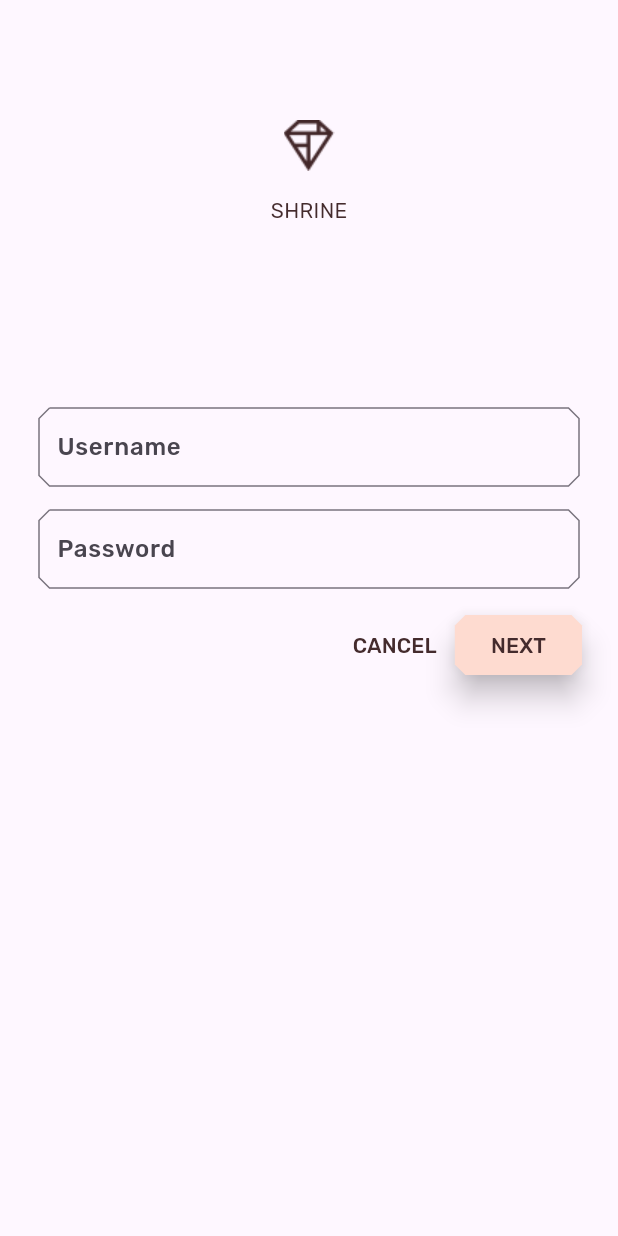
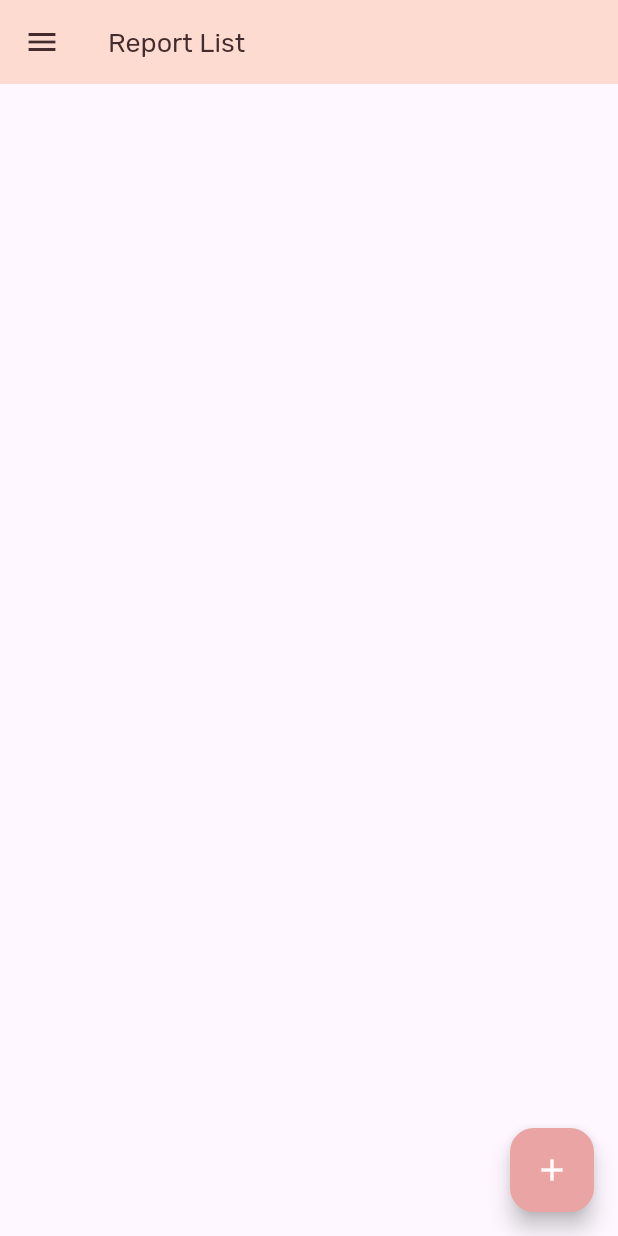
Before and after one commit to payen83/kkr_Oct2025_flutter_advanced, a Flutter app: the screen it shows after launch, on a phone screen of 412 x 824 dp. Run offline on Flutter 3.47's test engine with Material 3 defaults, Android fonts, the phone set to English and light mode, and no system bars; our stand-ins replace flutter_bloc.

Commit message:
update blog state management

```diff
--- a/lib/app/app.dart
+++ b/lib/app/app.dart
@@ -1,8 +1,11 @@
 import 'package:flutter/material.dart';
+import 'package:flutter_advanced_2025/app/blocs/report.bloc.dart';
 import 'package:flutter_advanced_2025/app/constant/color.constant.dart';
 import 'package:flutter_advanced_2025/app/model/product.dart';
 import 'package:flutter_advanced_2025/app/supplemental/cut_corners_border.dart';
+import 'package:flutter_advanced_2025/app/view/report.page.dart';
 import 'package:flutter_advanced_2025/app/widget/backdrop.widget.dart';
+import 'package:flutter_bloc/flutter_bloc.dart';
 
 import 'view/home.dart';
 import 'view/login.dart';
@@ -65,10 +68,13 @@ class ShrineApp extends StatelessWidget {
 
   @override
   Widget build(BuildContext context) {
-    return MaterialApp(
+    return BlocProvider(
+      create: (_) => ReportBloc(),
+      child: MaterialApp(
         title: 'Shrine',
-      initialRoute: '/login',
+        initialRoute: '/report',
         routes: {
+          '/report': (BuildContext context) => ReportListPage(),
           '/login': (BuildContext context) => const LoginPage(),
           '/': (BuildContext context) => Backdrop(
             frontLayer: HomePage(),
@@ -80,6 +86,7 @@ class ShrineApp extends StatelessWidget {
           // '/': (BuildContext context) => const HomePage(),
         },
         theme: _kShrineTheme
+      ),
     );
   }
 }
--- /dev/null
+++ b/lib/app/blocs/report.bloc.dart
@@ -0,0 +1,13 @@
+import 'package:flutter_advanced_2025/app/blocs/report.event.dart';
+import 'package:flutter_advanced_2025/app/blocs/report.state.dart';
+import 'package:flutter_advanced_2025/app/model/report.model.dart';
+import 'package:flutter_bloc/flutter_bloc.dart';
+
+class ReportBloc extends Bloc<ReportEvent, ReportState> {
+  ReportBloc():super(ReportState(reports: [])){
+    on<AddReport>((event, emit) {
+      final updatedList = List<Report>.from(state.reports)..add(event.report);
+      emit(ReportState(reports: updatedList));
+    });
+  }
+}
--- /dev/null
+++ b/lib/app/blocs/report.event.dart
@@ -0,0 +1,10 @@
+
+
+import 'package:flutter_advanced_2025/app/model/report.model.dart';
+
+abstract class ReportEvent {}
+
+class AddReport extends ReportEvent{
+  final Report report;
+  AddReport(this.report);
+}
--- /dev/null
+++ b/lib/app/blocs/report.state.dart
@@ -0,0 +1,6 @@
+import 'package:flutter_advanced_2025/app/model/report.model.dart';
+
+class ReportState {
+  final List<Report> reports;
+  ReportState({required this.reports});
+}
--- /dev/null
+++ b/lib/app/model/report.model.dart
@@ -0,0 +1,10 @@
+
+class Report {
+  final String title;
+  final String description;
+
+  Report({
+    required this.title,
+    required this.description
+  });
+}
--- /dev/null
+++ b/lib/app/view/report.page.dart
@@ -0,0 +1,68 @@
+import 'package:flutter/material.dart';
+import 'package:flutter_advanced_2025/app/blocs/report.bloc.dart';
+import 'package:flutter_advanced_2025/app/blocs/report.state.dart';
+import 'package:flutter_advanced_2025/app/constant/color.constant.dart';
+import 'package:flutter_advanced_2025/app/view/addreport.page.dart';
+import 'package:flutter_advanced_2025/app/widget/drawer.widget.dart';
+import 'package:flutter_bloc/flutter_bloc.dart';
+
+class ReportListPage extends StatelessWidget {
+  const ReportListPage({super.key});
+
+  @override
+  Widget build(BuildContext context) {
+    final ThemeData theme = Theme.of(context);
+
+    return Scaffold(
+      appBar: AppBar(
+        title: Text('Report List'),
+      ),
+      drawer: DrawerWidget(),
+      floatingActionButton: FloatingActionButton(
+        onPressed: (){
+          Navigator.push(context, MaterialPageRoute(builder: (context)=> AddReportPage()));
+        },
+        foregroundColor: kShrineSurfaceWhite,
+        backgroundColor: kShrinePink400,
+        child: Icon(Icons.add),
+      ),
+      body: BlocBuilder<ReportBloc, ReportState>(builder: (context, state){
+        return ListView.builder(
+          itemCount: state.reports.length,
+          itemBuilder: (context, index){
+            final report = state.reports[index];
+            return Container(
+              margin: EdgeInsets.fromLTRB(16,16,16,0),
+              width: MediaQuery.of(context).size.width,
+              decoration: BoxDecoration(
+                color: Colors.white,
+                borderRadius: BorderRadius.circular(16),
+                border: Border.all(color: Colors.black)
+              ),
+              child: Column(
+                children: [
+                  Container(
+                    padding: EdgeInsets.fromLTRB(16, 16, 16, 3),
+                    width: MediaQuery.of(context).size.width,
+                    child: Text(
+                      report.title,
+                      style: theme.textTheme.titleLarge
+                    ),
+                  ),
+                  Container(
+                    padding: EdgeInsets.fromLTRB(16, 16, 16, 3),
+                    width: MediaQuery.of(context).size.width,
+                    child: Text(
+                      report.description,
+                      style: theme.textTheme.bodyMedium
+                    ),
+                  )
+                ],
+              ),
+            );
+          },
+        );
+      }),
+    );
+  }
+}
--- a/pubspec.yaml
+++ b/pubspec.yaml
@@ -13,6 +13,7 @@ dependencies:
 
   cupertino_icons: ^1.0.5
   shrine_images: ^2.0.2
+  flutter_bloc: ^9.1.1
 
 dev_dependencies:
   flutter_test:
```
Also changed, not shown: lib/app/view/addreport.page.dart (added, +79 -0 lines), lib/app/widget/drawer.widget.dart (+8 -6 lines), pubspec.lock. Lines whose indentation alone changed are shown as unchanged.
